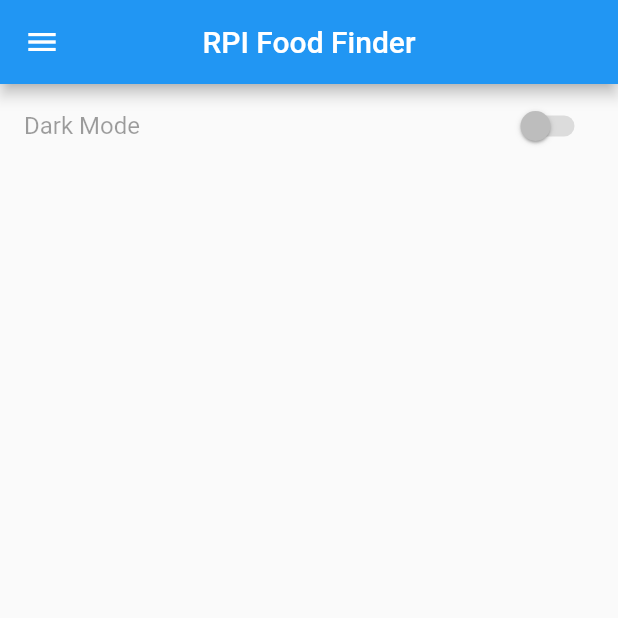
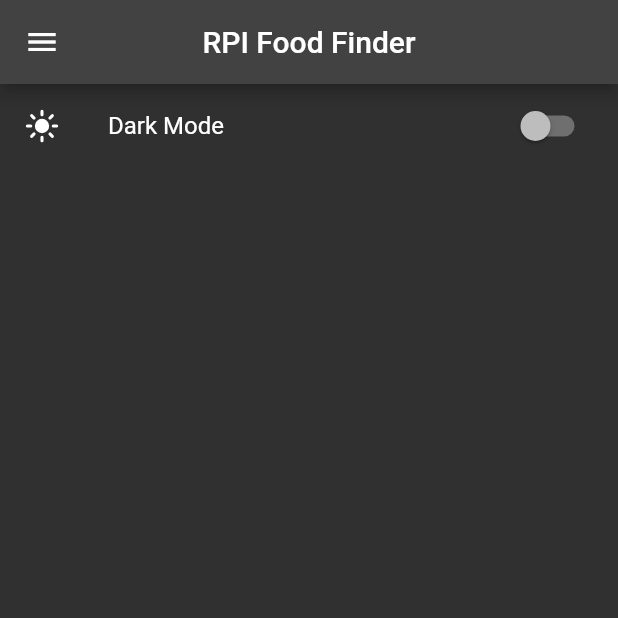
Before and after one commit to Tripplenut/RPIFoodFinder, a Flutter app: the SettingsPage screen opened directly, on a phone screen of 412 x 824 dp, the top half of it. Run offline on Flutter 3.47's test engine with Material 2 defaults, Android fonts, the phone set to English and light mode, and no system bars; our stand-ins replace ionicons.

Commit message:
RCOS Logo & Darkmode
Darkmode, Dependency update, and some minor work on dark mode. Still tryna figure out how to implement it correctly...

```diff
--- a/src/lib/about_page.dart
+++ b/src/lib/about_page.dart
@@ -95,7 +95,9 @@ class _AboutPageState extends State<AboutPage> {
         ListTile(
           // RCOS
           contentPadding: const EdgeInsets.only(top: 20, left: 20, right: 20),
-          // leading: Icon(), //! Add RCOS logo as svg icon and add as an icon
+          leading: const Image(
+              image: AssetImage(
+                  'assets/rcos.png')), //! Add RCOS logo as svg icon and add as an icon
           title: const Text("A Rensselaer Center for Open Source Project"),
           subtitle: const Text("Click me!"),
           onTap: () async {
--- a/src/lib/main.dart
+++ b/src/lib/main.dart
@@ -22,7 +22,7 @@ class MainApp extends StatefulWidget {
 
 // The State of the Main App
 class _MainAppState extends State<MainApp> {
-  ThemeMode curTheme = ThemeMode.light;
+  ThemeMode curTheme = ThemeMode.dark;
 
   @override
   Widget build(BuildContext context) {
--- a/src/lib/reusable_widgets.dart
+++ b/src/lib/reusable_widgets.dart
@@ -14,7 +14,7 @@ PreferredSizeWidget mainAppBar(bool tabBarEnb) {
     centerTitle: true,
     //backgroundColor: Colors.red[300],
     bottom: tabBarEnb
-        ? const TabBar(tabs: <Widget>[
+        ? const TabBar(indicatorColor: Colors.red, tabs: <Widget>[
             Tab(
               text: "Commons",
             ),
--- a/src/lib/settings_page.dart
+++ b/src/lib/settings_page.dart
@@ -1,5 +1,6 @@
 // Flutter Files
 import 'package:flutter/material.dart';
+import 'package:ionicons/ionicons.dart'; // Custom Icons
 import 'package:rpi_food_finder/main.dart';
 
 // Our Files
@@ -16,16 +17,25 @@ class SettingsPage extends StatefulWidget {
 }
 
 class _SettingsPageState extends State<SettingsPage> {
+  bool darkMode = false;
+
   @override
   Widget build(BuildContext context) {
     return Scaffold(
       appBar: mainAppBar(false),
       drawer: mainDrawer(context),
-      body: ListView(children: const <Widget>[
+      body: ListView(children: <Widget>[
         SwitchListTile(
-          title: Text("Dark Mode"),
-          value: false,
-          onChanged: null,
+          title: const Text("Dark Mode"),
+          secondary: (darkMode)
+              ? const Icon(Ionicons.moon)
+              : const Icon(Ionicons.sunny),
+          value: darkMode,
+          onChanged: (bool value) {
+            setState(() {
+              darkMode = !darkMode;
+            });
+          },
           activeTrackColor: Colors.blue,
         ),
       ]),
--- a/src/pubspec.yaml
+++ b/src/pubspec.yaml
@@ -11,6 +11,7 @@ dependencies:
     sdk: flutter
   ionicons: ^0.2.2
   url_launcher: ^6.1.10
+  provider: ^6.0.5
 
 dev_dependencies:
   flutter_test:
```
Also changed, not shown: src/assets/rcos.png (added), src/pubspec.lock.
